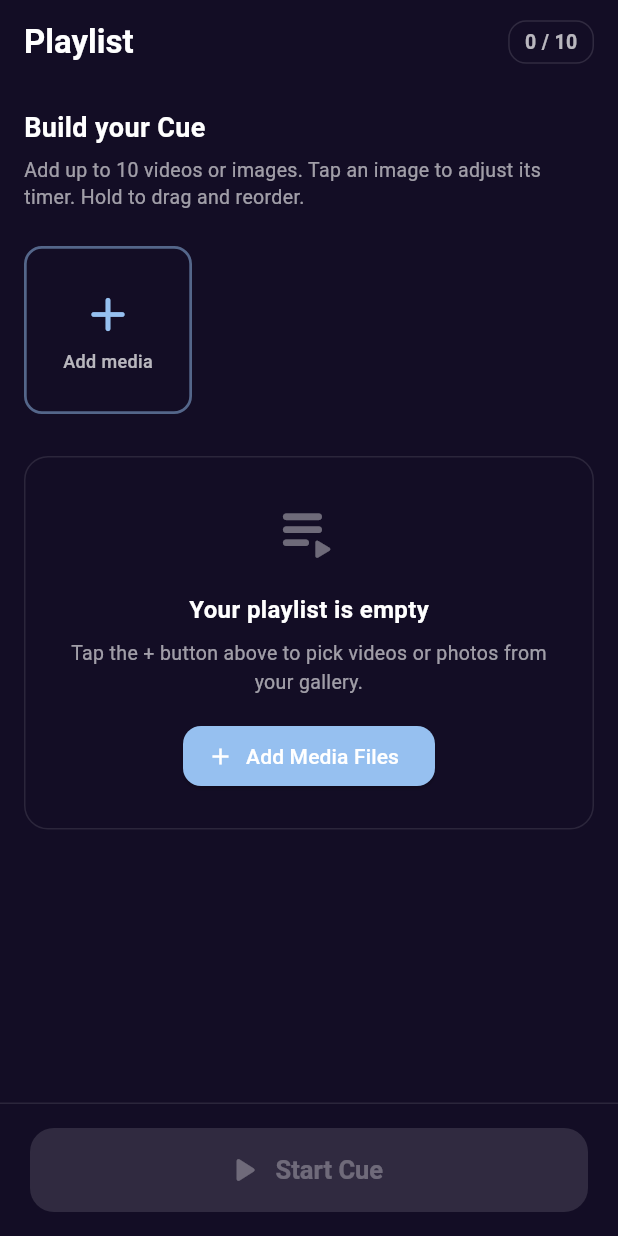
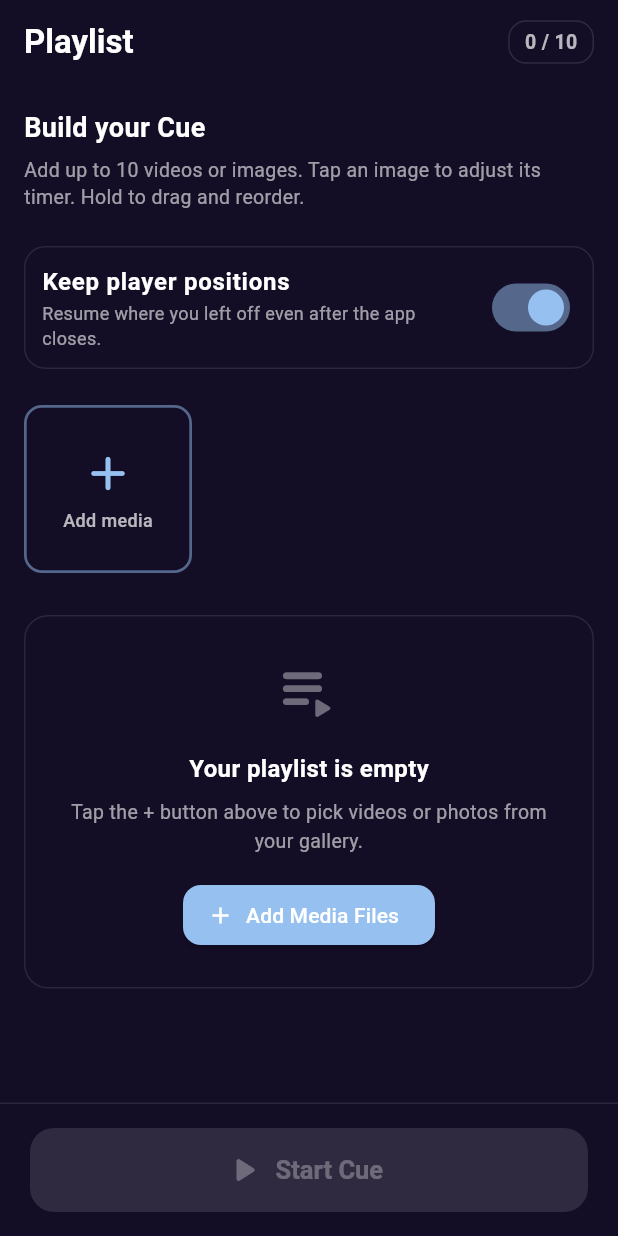
Before and after one commit to jeskrist/nextcue, a Flutter app: the screen it shows after launch, on a phone screen of 412 x 824 dp. Run offline on Flutter 3.47's test engine with Material 3 defaults, Android fonts, the phone set to English and light mode, and no system bars; our stand-ins replace fc_native_video_thumbnail, file_picker, flutter_native_splash, shared_preferences, video_player, wakelock_plus; missing offline and left inert: a package.

Commit message:
remember player pos

```diff
--- a/lib/screens/file_selection_screen.dart
+++ b/lib/screens/file_selection_screen.dart
@@ -1,3 +1,4 @@
+import 'dart:async';
 import 'dart:io';
 
 import 'package:file_picker/file_picker.dart';
@@ -20,6 +21,7 @@ class _FileSelectionScreenState extends State<FileSelectionScreen> {
   List<MediaItem> _items = [];
   bool _loading = true;
   bool _importing = false;
+  bool _keepPlaybackProgress = true;
   bool _isNavigating = false;
   double _horizontalDragDelta = 0;
 
@@ -30,7 +32,25 @@ class _FileSelectionScreenState extends State<FileSelectionScreen> {
   @override
   void initState() {
     super.initState();
+    _loadSettings();
     _loadPlaylist();
+  }
+
+  Future<void> _loadSettings() async {
+    final keepPlaybackProgress = await _service.getKeepPlaybackProgress();
+    if (mounted) {
+      setState(() => _keepPlaybackProgress = keepPlaybackProgress);
+    }
+  }
+
+  Future<void> _toggleKeepPlaybackProgress(bool value) async {
+    setState(() => _keepPlaybackProgress = value);
+    await _service.setKeepPlaybackProgress(value);
+
+    if (!value) {
+      PlaylistPlayerScreen.clearPlaybackState();
+      await _service.clearPlaybackProgress();
+    }
   }
 
   Future<void> _loadPlaylist() async {
@@ -137,8 +157,11 @@ class _FileSelectionScreenState extends State<FileSelectionScreen> {
   void _startPlayback({bool clearProgress = false}) {
     if (_items.isEmpty || _isNavigating) return;
     _isNavigating = true;
-    if (clearProgress) {
+    if (clearProgress || !_keepPlaybackProgress) {
       PlaylistPlayerScreen.clearPlaybackState();
+      if (!_keepPlaybackProgress) {
+        unawaited(_service.clearPlaybackProgress());
+      }
     }
     Navigator.of(context)
         .push(
@@ -588,6 +611,38 @@ class _FileSelectionScreenState extends State<FileSelectionScreen> {
                         ),
                       ),
                       const SizedBox(height: 24),
+                      Material(
+                        color: deepIndigo.withValues(alpha: 0.3),
+                        shape: RoundedRectangleBorder(
+                          borderRadius: BorderRadius.circular(14),
+                          side: const BorderSide(color: Colors.white10),
+                        ),
+                        child: SwitchListTile.adaptive(
+                          contentPadding: const EdgeInsets.symmetric(
+                            horizontal: 12,
+                            vertical: 4,
+                          ),
+                          activeColor: accent,
+                          title: const Text(
+                            'Keep player positions',
+                            style: TextStyle(
+                              color: Colors.white,
+                              fontWeight: FontWeight.w600,
+                            ),
+                          ),
+                          subtitle: const Text(
+                            'Resume where you left off even after the app closes.',
+                            style: TextStyle(
+                              color: Colors.white60,
+                              fontSize: 12,
+                            ),
+                          ),
+                          value: _keepPlaybackProgress,
+                          onChanged: _toggleKeepPlaybackProgress,
+                        ),
+                      ),
+
+                      const SizedBox(height: 24),
 
                       // Thumbnail grid with drag-reorder
                       Wrap(
```
Also changed, not shown: lib/main.dart (+9 -0 lines), lib/screens/playlist_player_screen.dart (+24 -0 lines), lib/services/media_playlist_service.dart (+43 -0 lines), 3 other files.
